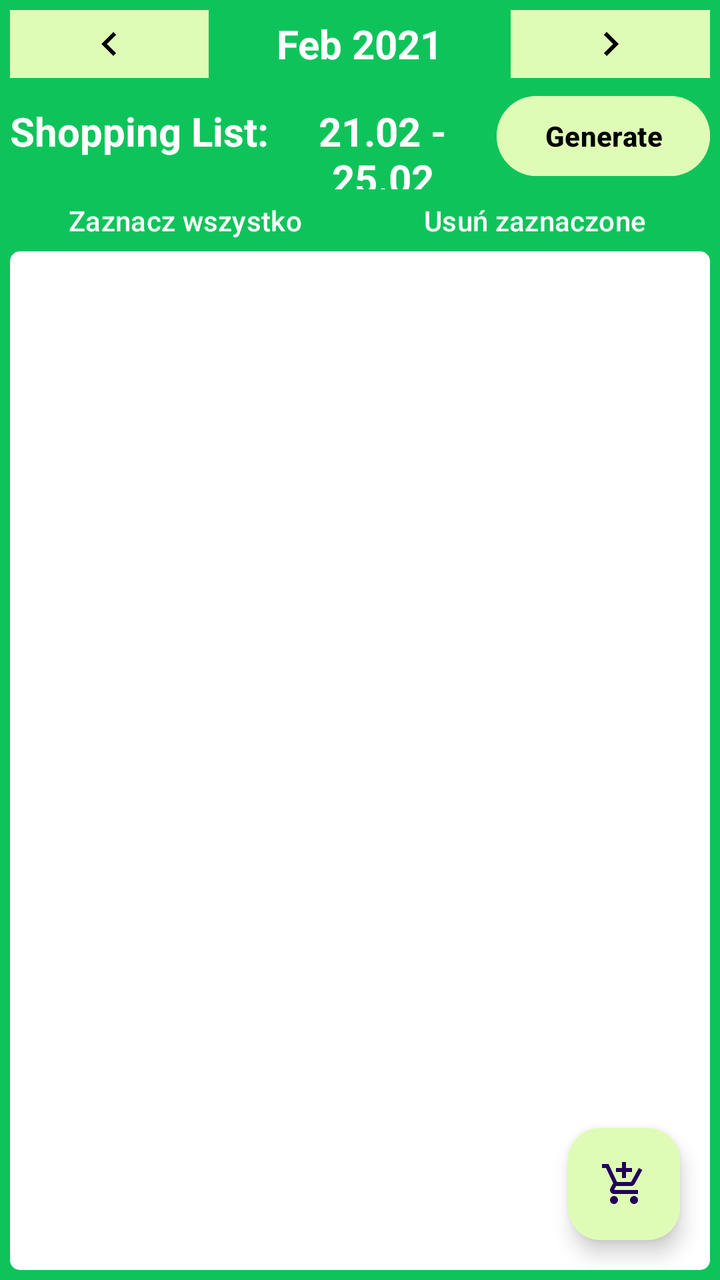
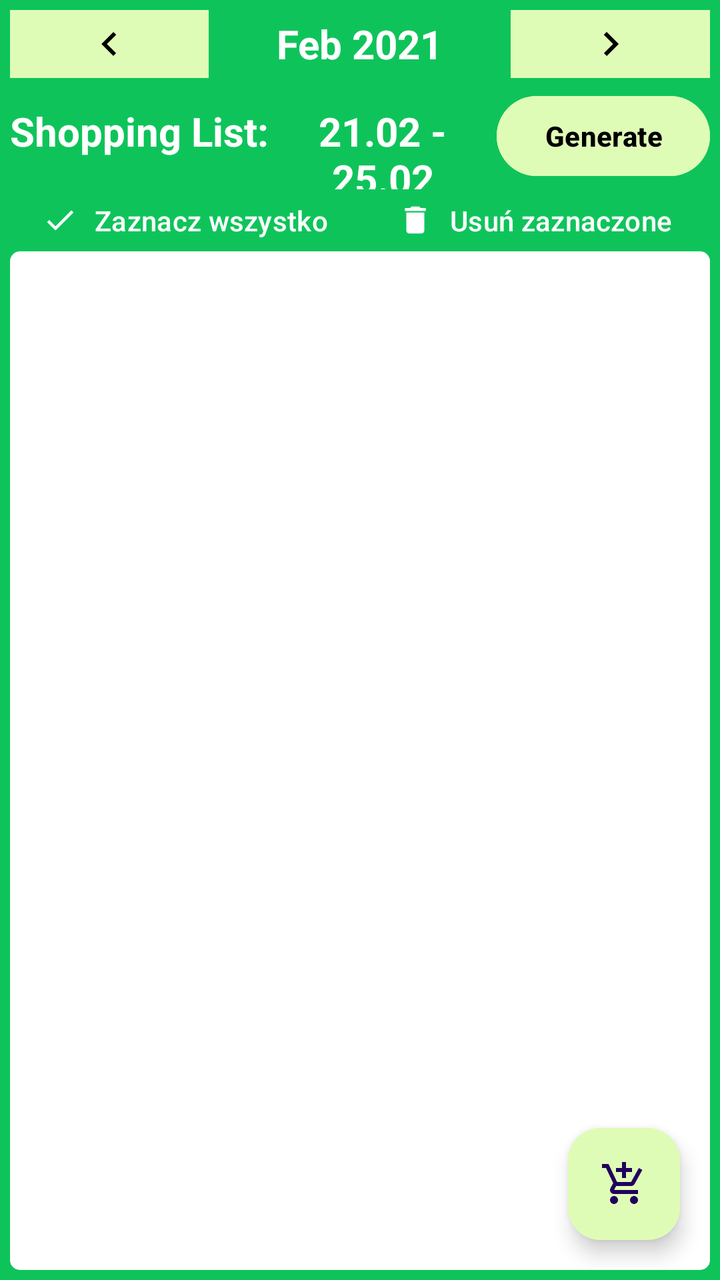

Screens rendered from an Android XML layout before and after an edit, with the pre-edit source and the edit as a unified diff.
<!-- AndroidManifest.xml: application theme AppTheme -->
<!-- res/layout/fragment_shopping_list.xml -->
<?xml version="1.0" encoding="utf-8"?>
<RelativeLayout xmlns:android="http://schemas.android.com/apk/res/android"
    xmlns:app="http://schemas.android.com/apk/res-auto"
    xmlns:tools="http://schemas.android.com/tools"
    android:layout_width="match_parent"
    android:layout_height="match_parent"
    tools:context=".ShoppingListFragment">

    <LinearLayout
        android:layout_width="match_parent"
        android:layout_height="match_parent"
        android:orientation="vertical">

        <LinearLayout
            android:layout_width="match_parent"
            android:layout_height="match_parent"
            android:orientation="vertical"
            android:paddingLeft="5dp"
            android:paddingRight="5dp"
            android:paddingBottom="5dp"
            android:background="@color/colorBackground">

            <LinearLayout
                android:id="@+id/fr_shopping_list_layout_selected_week"
                android:layout_width="match_parent"
                android:layout_height="wrap_content"
                android:layout_marginBottom="5dp"
                android:layout_marginTop="5dp"
                android:orientation="horizontal">

                <ImageButton
                    android:id="@+id/fr_shopping_list_btn_previous_week"
                    android:layout_width="wrap_content"
                    android:layout_height="wrap_content"
                    android:layout_weight="1"
                    android:src="@drawable/ic_left"
                    android:paddingTop="5dp"
                    android:paddingBottom="5dp"
                    android:background="@color/lightGreen"/>

                <TextView
                    android:id="@+id/fr_shopping_list_tv_month_year"
                    android:layout_width="0dp"
                    android:layout_height="match_parent"
                    android:layout_weight="2"
                    android:text="@string/month_year_label_default_text"
                    android:gravity="center"
                    android:textColor="@color/colorOnBackground"
                    android:textStyle="bold"
                    android:textSize="20sp" />

                <ImageButton
                    android:id="@+id/fr_shopping_list_btn_next_week"
                    android:layout_width="wrap_content"
                    android:layout_height="wrap_content"
                    android:layout_weight="1"
                    android:src="@drawable/ic_right"
                    android:paddingTop="5dp"
                    android:paddingBottom="5dp"
                    android:background="@color/lightGreen"/>

            </LinearLayout>


            <androidx.recyclerview.widget.RecyclerView
                android:id="@+id/fr_shopping_list_rv_shopping_period"
                android:layout_width="match_parent"
                android:layout_height="wrap_content"
                android:background="@color/colorOnBackground"
                tools:listitem="@layout/item_date_plan"
                tools:layoutManager="androidx.recyclerview.widget.GridLayoutManager"
                tools:spanCount="7"
                tools:orientation="vertical"
                tools:itemCount="7" />

            <LinearLayout
                android:layout_width="match_parent"
                android:layout_height="wrap_content"
                android:orientation="horizontal">

                <TextView
                    android:id="@+id/fr_shopping_list_tv_shopping_period_label"
                    android:layout_width="wrap_content"
                    android:layout_height="wrap_content"
                    android:text="@string/frag_shopping_list_shopping_list_label_text"
                    android:textStyle="bold"
                    android:textColor="@color/colorOnBackground"
                    android:textSize="20sp" />

                <TextView
                    android:id="@+id/fr_shopping_list_tv_shopping_period"
                    android:layout_width="wrap_content"
                    android:layout_height="wrap_content"
                    android:layout_weight="1"
                    android:text="@string/frag_shopping_list_shopping_period_default_text"
                    android:textStyle="bold"
                    android:textColor="@color/colorOnBackground"
                    android:textAlignment="center"
                    android:textSize="20sp" />

                <Button
                    android:id="@+id/fr_shopping_list_btn_generate_shopping_list"
                    android:layout_width="wrap_content"
                    android:layout_height="wrap_content"
                    android:backgroundTint="@color/lightGreen"
                    android:textColor="@color/black"
                    android:textStyle="bold"
                    android:text="@string/frag_shopping_list_generate_button_text" />
            </LinearLayout>


            <LinearLayout
                android:layout_width="match_parent"
                android:layout_height="wrap_content"
                android:orientation="horizontal">

                <Button
                    android:id="@+id/fr_shopping_list_btn_check_all"
                    android:layout_width="match_parent"
                    android:layout_height="wrap_content"
                    android:layout_weight="1"
                    android:minHeight="2dp"
                    android:minWidth="0dp"
                    android:paddingVertical="2dp"
                    android:paddingHorizontal="4dp"
                    android:text="Zaznacz wszystko" />

                <Button
                    android:id="@+id/fr_shopping_list_btn_delete_all"
                    android:layout_width="match_parent"
                    android:layout_height="wrap_content"
                    android:layout_weight="1"
                    android:minHeight="2dp"
                    android:minWidth="0dp"
                    android:paddingVertical="2dp"
                    android:paddingHorizontal="4dp"
                    android:text="Usuń zaznaczone" />
            </LinearLayout>

            <androidx.recyclerview.widget.RecyclerView
                android:id="@+id/fr_shopping_list_rv_shopping_list_to_buy"
                android:layout_width="match_parent"
                android:layout_height="match_parent"
                tools:listitem="@layout/item_shopping_list"
                android:nestedScrollingEnabled="false"
                android:background="@drawable/background_white_rounded"
                android:scrollbars="vertical"/>
        </LinearLayout>
    </LinearLayout>

    <com.google.android.material.floatingactionbutton.FloatingActionButton
        android:id="@+id/fr_shopping_list_fab_shopping_list"
        android:layout_width="wrap_content"
        android:layout_height="wrap_content"
        android:layout_alignParentEnd="true"
        android:layout_alignParentBottom="true"
        android:layout_marginEnd="20dp"
        android:layout_marginBottom="20dp"
        android:clickable="true"
        android:backgroundTint="@color/lightGreen"
        android:src="@drawable/ic_add_shopping_cart" />

</RelativeLayout>
<!-- res/layout/item_date_plan.xml (included above) -->
<?xml version="1.0" encoding="utf-8"?>

<RelativeLayout xmlns:android="http://schemas.android.com/apk/res/android"
    xmlns:app="http://schemas.android.com/apk/res-auto"
    xmlns:tools="http://schemas.android.com/tools"
    android:id="@+id/date_plan_item"
    android:layout_width="wrap_content"
    android:layout_height="wrap_content"
    android:paddingLeft="1dp"
    android:paddingTop="2dp"
    android:paddingRight="1dp"
    android:paddingBottom="2dp">

    <TextView
        android:id="@+id/it_date_plan_tv_day_of_week_name_label"
        android:layout_width="match_parent"
        android:layout_height="wrap_content"
        android:gravity="center"
        android:paddingBottom="2dp"
        android:text="PON"
        android:textAlignment="center"
        android:textSize="18sp" />

    <TextView
        android:id="@+id/it_date_plan_tv_day_of_month_label"
        android:layout_below="@id/it_date_plan_tv_day_of_week_name_label"
        android:layout_width="match_parent"
        android:layout_height="wrap_content"
        android:layout_centerHorizontal="true"
        android:text="31"
        android:textAlignment="center"
        android:textSize="18sp" />
</RelativeLayout>
<!-- res/layout/item_shopping_list.xml (included above) -->
<?xml version="1.0" encoding="utf-8"?>

<FrameLayout xmlns:android="http://schemas.android.com/apk/res/android"
    xmlns:app="http://schemas.android.com/apk/res-auto"
    xmlns:tools="http://schemas.android.com/tools"
    android:layout_width="match_parent"
    android:layout_height="wrap_content"
    android:layout_gravity="center|top"
    android:layout_marginLeft="5dp"
    android:layout_marginRight="5dp">

    <androidx.constraintlayout.widget.ConstraintLayout
        android:id="@+id/it_shopping_list_layout_shopping_item"
        android:layout_width="match_parent"
        android:layout_height="wrap_content">

        <CheckBox
            android:id="@+id/it_shopping_list_cb_item_bought"
            android:layout_width="wrap_content"
            android:layout_height="wrap_content"
            android:layout_marginTop="1dp"
            android:layout_marginBottom="1dp"
            android:scaleX="0.9"
            android:scaleY="0.9"
            app:layout_constraintBottom_toBottomOf="parent"
            app:layout_constraintStart_toStartOf="parent"
            app:layout_constraintTop_toTopOf="parent" />

        <EditText
            android:id="@+id/it_shopping_list_tv_ingredient_name"
            android:layout_width="0dp"
            android:layout_height="wrap_content"
            android:layout_marginStart="8dp"
            android:layout_marginTop="2dp"
            android:layout_marginEnd="8dp"
            android:layout_marginBottom="2dp"
            android:gravity="center_vertical"
            android:text="Nazwa - ilość"
            android:padding="0dp"
            android:textSize="16sp"
            android:lineSpacingExtra="0dp"
            android:lineSpacingMultiplier="1"
            android:background="@null"
            android:imeOptions="actionDone"
            android:inputType="text"
            app:layout_constraintBottom_toBottomOf="parent"
            app:layout_constraintEnd_toStartOf="@+id/it_shopping_list_btn_move_item"
            app:layout_constraintStart_toEndOf="@+id/it_shopping_list_cb_item_bought"
            app:layout_constraintTop_toTopOf="parent" />

        <ImageButton
            android:id="@+id/it_shopping_list_btn_move_item"
            android:layout_width="wrap_content"
            android:layout_height="wrap_content"
            android:padding="5dp"
            android:src="@drawable/ic_move_item"
            android:background="@android:color/transparent"
            android:gravity="center_vertical"
            app:layout_constraintBottom_toBottomOf="parent"
            app:layout_constraintEnd_toEndOf="parent"
            app:layout_constraintTop_toTopOf="parent" />



    </androidx.constraintlayout.widget.ConstraintLayout>
</FrameLayout>
<!-- resources referenced by this layout -->
<resources>
  <color name="black">#FF000000</color>
  <color name="colorBackground">#0ec45a</color>
  <color name="colorOnBackground">#FFFFFFFF</color>"
  <color name="lightGreen">#dffcb6</color>
  <!-- drawable background_white_rounded (drawable) -->
  <?xml version="1.0" encoding="utf-8"?>
  
  <shape xmlns:android="http://schemas.android.com/apk/res/android">
      <solid android:color="@android:color/white"/>
      <corners android:radius="5dp"/>
  </shape>
  <!-- drawable ic_add_shopping_cart (drawable) -->
  <vector xmlns:android="http://schemas.android.com/apk/res/android" android:height="24dp" android:tint="#000000" android:viewportHeight="24" android:viewportWidth="24" android:width="24dp">
        
      <path android:fillColor="@android:color/white" android:pathData="M11,9h2L13,6h3L16,4h-3L13,1h-2v3L8,4v2h3v3zM7,18c-1.1,0 -1.99,0.9 -1.99,2S5.9,22 7,22s2,-0.9 2,-2 -0.9,-2 -2,-2zM17,18c-1.1,0 -1.99,0.9 -1.99,2s0.89,2 1.99,2 2,-0.9 2,-2 -0.9,-2 -2,-2zM7.17,14.75l0.03,-0.12 0.9,-1.63h7.45c0.75,0 1.41,-0.41 1.75,-1.03l3.86,-7.01L19.42,4h-0.01l-1.1,2 -2.76,5L8.53,11l-0.13,-0.27L6.16,6l-0.95,-2 -0.94,-2L1,2v2h2l3.6,7.59 -1.35,2.45c-0.16,0.28 -0.25,0.61 -0.25,0.96 0,1.1 0.9,2 2,2h12v-2L7.42,15c-0.13,0 -0.25,-0.11 -0.25,-0.25z"/>
      
  </vector>
  <!-- drawable ic_left (drawable) -->
  <vector xmlns:android="http://schemas.android.com/apk/res/android" android:autoMirrored="true" android:height="24dp" android:tint="#000000" android:viewportHeight="24" android:viewportWidth="24" android:width="24dp">
        
      <path android:fillColor="@android:color/white" android:pathData="M15.41,16.59L10.83,12l4.58,-4.59L14,6l-6,6 6,6 1.41,-1.41z"/>
      
  </vector>
  <!-- drawable ic_right (drawable) -->
  <vector xmlns:android="http://schemas.android.com/apk/res/android" android:autoMirrored="true" android:height="24dp" android:tint="#000000" android:viewportHeight="24" android:viewportWidth="24" android:width="24dp">
        
      <path android:fillColor="@android:color/white" android:pathData="M8.59,16.59L13.17,12 8.59,7.41 10,6l6,6 -6,6 -1.41,-1.41z"/>
      
  </vector>
  <string name="frag_shopping_list_generate_button_text">Generate</string>
  <string name="frag_shopping_list_shopping_list_label_text">Shopping List:</string>
  <string name="frag_shopping_list_shopping_period_default_text">21.02 - 25.02</string>
  <string name="month_year_label_default_text">Feb 2021</string>
  <style name="AppTheme" parent="Theme.Material3.Light.NoActionBar">
          
          <item name="colorPrimary">@color/colorPrimary</item>
          
          <item name="colorOnPrimary">@color/white</item>
          
          <item name="colorSecondary">@color/colorSecondary</item>
          
          <item name="colorOnSecondary">@color/black</item>
  
          
  
           
          <item name="android:windowBackground">#0ec45a</item>
          
          <item name="android:statusBarColor">#0ec45a</item>
          
          <item name="android:windowLightStatusBar">false</item>
  
      </style>
  <color name="colorPrimary">#0ec45a</color>
  <color name="white">#FFFFFFFF</color>
  <color name="colorSecondary">#87fab7</color>
  <!-- unchanged entries left out for length: 1 -->
</resources>

<!-- the commit's change to res/layout/fragment_shopping_list.xml (unified diff, before → after) -->
@@ -114,7 +114,7 @@
                 android:layout_height="wrap_content"
                 android:orientation="horizontal">
 
-                <Button
+                <com.google.android.material.button.MaterialButton
                     android:id="@+id/fr_shopping_list_btn_check_all"
                     android:layout_width="match_parent"
                     android:layout_height="wrap_content"
@@ -123,9 +123,12 @@
                     android:minWidth="0dp"
                     android:paddingVertical="2dp"
                     android:paddingHorizontal="4dp"
+                    app:icon="@drawable/ic_checked"
+                    app:iconGravity="textStart"
+                    app:iconTint="@color/white"
                     android:text="Zaznacz wszystko" />
 
-                <Button
+                <com.google.android.material.button.MaterialButton
                     android:id="@+id/fr_shopping_list_btn_delete_all"
                     android:layout_width="match_parent"
                     android:layout_height="wrap_content"
@@ -134,6 +137,9 @@
                     android:minWidth="0dp"
                     android:paddingVertical="2dp"
                     android:paddingHorizontal="4dp"
+                    app:icon="@drawable/ic_trash"
+                    app:iconGravity="textStart"
+                    app:iconTint="@color/white"
                     android:text="Usuń zaznaczone" />
             </LinearLayout>
 
<!-- resource entries referenced after the edit -->
@@ -17,6 +17,12 @@
       <path android:fillColor="@android:color/white" android:pathData="M11,9h2L13,6h3L16,4h-3L13,1h-2v3L8,4v2h3v3zM7,18c-1.1,0 -1.99,0.9 -1.99,2S5.9,22 7,22s2,-0.9 2,-2 -0.9,-2 -2,-2zM17,18c-1.1,0 -1.99,0.9 -1.99,2s0.89,2 1.99,2 2,-0.9 2,-2 -0.9,-2 -2,-2zM7.17,14.75l0.03,-0.12 0.9,-1.63h7.45c0.75,0 1.41,-0.41 1.75,-1.03l3.86,-7.01L19.42,4h-0.01l-1.1,2 -2.76,5L8.53,11l-0.13,-0.27L6.16,6l-0.95,-2 -0.94,-2L1,2v2h2l3.6,7.59 -1.35,2.45c-0.16,0.28 -0.25,0.61 -0.25,0.96 0,1.1 0.9,2 2,2h12v-2L7.42,15c-0.13,0 -0.25,-0.11 -0.25,-0.25z"/>
       
   </vector>
+  <!-- drawable ic_checked (drawable) -->
+  <vector xmlns:android="http://schemas.android.com/apk/res/android" android:height="24dp" android:tint="#000000" android:viewportHeight="24" android:viewportWidth="24" android:width="24dp">
+        
+      <path android:fillColor="@android:color/white" android:pathData="M9,16.17L4.83,12l-1.42,1.41L9,19 21,7l-1.41,-1.41z"/>
+      
+  </vector>
   <!-- drawable ic_left (drawable) -->
   <vector xmlns:android="http://schemas.android.com/apk/res/android" android:autoMirrored="true" android:height="24dp" android:tint="#000000" android:viewportHeight="24" android:viewportWidth="24" android:width="24dp">
         
@@ -27,6 +33,12 @@
   <vector xmlns:android="http://schemas.android.com/apk/res/android" android:autoMirrored="true" android:height="24dp" android:tint="#000000" android:viewportHeight="24" android:viewportWidth="24" android:width="24dp">
         
       <path android:fillColor="@android:color/white" android:pathData="M8.59,16.59L13.17,12 8.59,7.41 10,6l6,6 -6,6 -1.41,-1.41z"/>
+      
+  </vector>
+  <!-- drawable ic_trash (drawable) -->
+  <vector xmlns:android="http://schemas.android.com/apk/res/android" android:height="24dp" android:tint="#000000" android:viewportHeight="24" android:viewportWidth="24" android:width="24dp">
+        
+      <path android:fillColor="@android:color/white" android:pathData="M6,19c0,1.1 0.9,2 2,2h8c1.1,0 2,-0.9 2,-2V7H6v12zM19,4h-3.5l-1,-1h-5l-1,1H5v2h14V4z"/>
       
   </vector>
   <string name="frag_shopping_list_generate_button_text">Generate</string>
